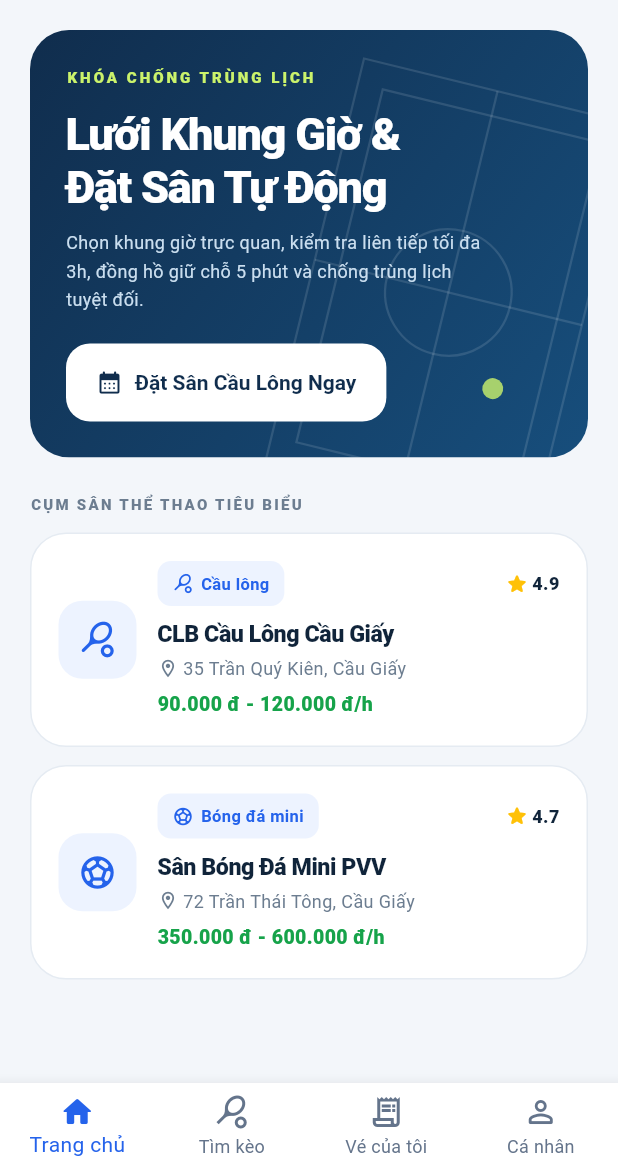
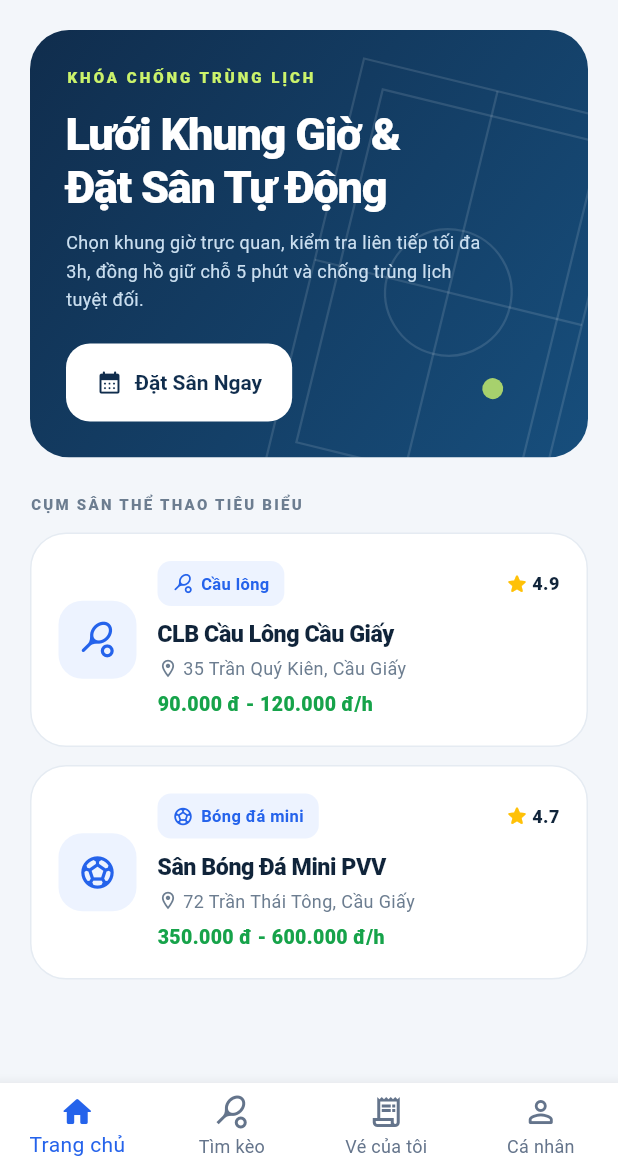
Before and after one commit to vietbach17/SportSpot, a Flutter app: the MainScreen screen opened directly, on a phone screen of 412 x 824 dp, the part 66-1236 px from its top. Run offline on Flutter 3.47's test engine with Material 3 defaults, Android fonts, the phone set to English and light mode, and no system bars; our stand-ins replace flutter_secure_storage, qr_flutter, shared_preferences, sqflite; accounts and stored records are empty; network calls fail.

Commit message:
fix(main): rename button to 'Dat San Ngay' in home hero

```diff
--- a/frontend/lib/screens/main/main_screen.dart
+++ b/frontend/lib/screens/main/main_screen.dart
@@ -134,7 +134,7 @@ class _MainScreenState extends State<MainScreen> {
                       foregroundColor: MatchColors.navy,
                     ),
                     icon: const Icon(Icons.calendar_month_rounded, size: 18),
-                    label: const Text('Đặt Sân Cầu Lông Ngay'),
+                    label: const Text('Đặt Sân Ngay'),
                   ),
                 ),
                 const SizedBox(height: 24),
```
